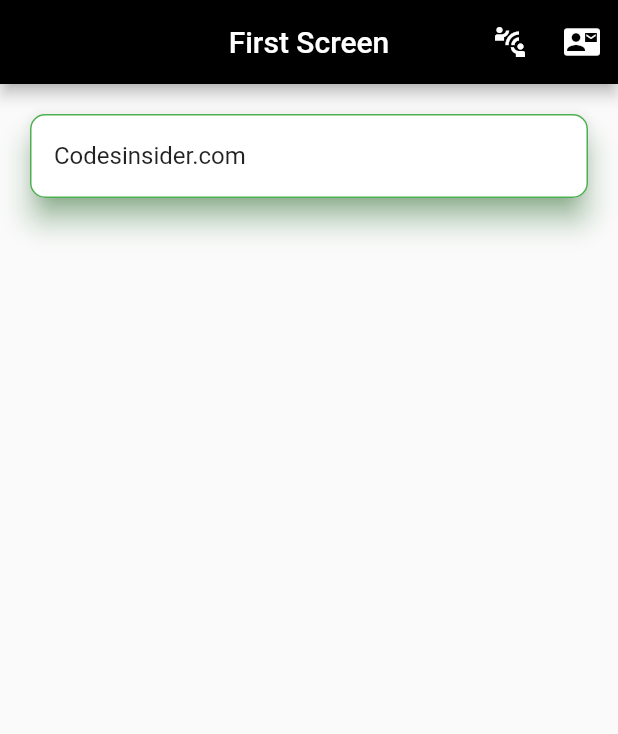
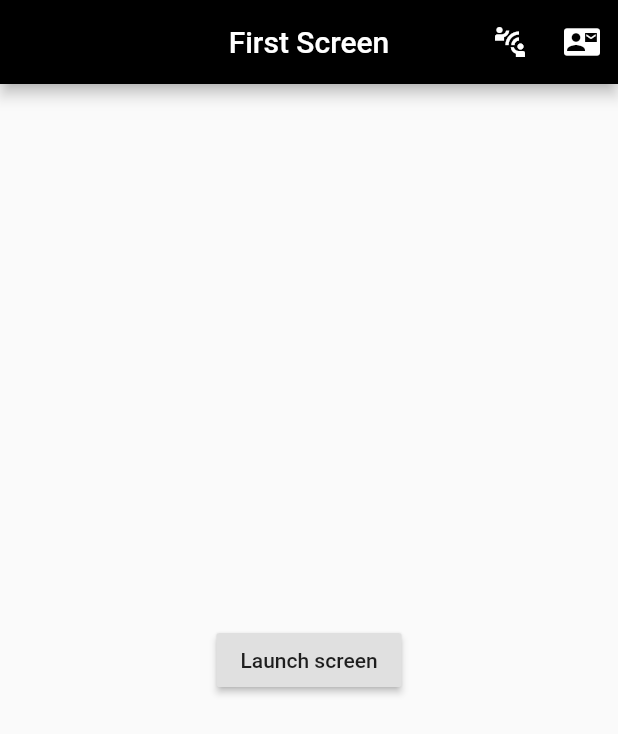
Before and after one commit to ruby-angelica-davila-avila/Nav-rutastesla, a Flutter app: the screen it shows after launch, on a phone screen of 412 x 824 dp. Shown: the top 734 px of the screen. Run offline on Flutter 3.47's test engine with Material 2 defaults, Android fonts, the phone set to English and light mode, and no system bars.

```diff
--- a/lib/pagina1.dart
+++ b/lib/pagina1.dart
@@ -23,14 +23,14 @@ class Pantalla1 extends StatelessWidget {
           ],
           backgroundColor: Colors.black,
         ),
-        body: Card(
-          child: ListTile(
-            title: Text("Codesinsider.com"),
+        body: Center(
+          child: RaisedButton(
+            child: Text('Launch screen'),
+            onPressed: () {
+              // Navega a la segunda pantalla usando una ruta con nombre
+              Navigator.pushNamed(context, '/second');
+            },
           ),
-          elevation: 8,
-          shadowColor: Colors.green,
-          margin: const EdgeInsets.all(20),
-          shape: OutlineInputBorder(borderRadius: BorderRadius.circular(10), borderSide: BorderSide(color: Colors.green, width: 1)),
         )); //scaffold
   } //widgets
 } //pantalla 1
```
Also changed, not shown: lib/pagina2.dart (+8 -19 lines).
